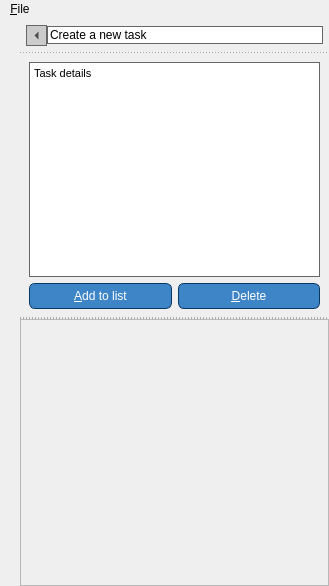
First picture: the form in cosas/cosas.ui, repository dgreisen/u2db, before the edit.
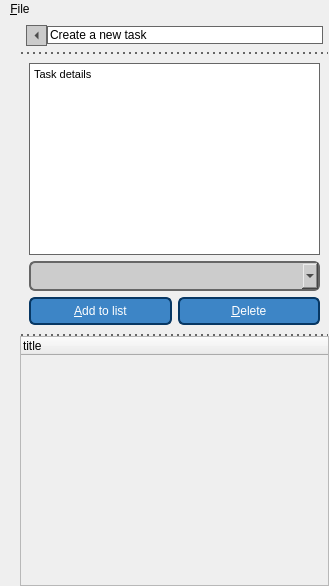
Second picture: the form after the edit.

```diff
--- a/cosas/cosas.ui
+++ b/cosas/cosas.ui
@@ -27,14 +27,22 @@
 
 QFrame#drop_frame{
 	border: 0px;
-	border-top: 1px dotted rgb(102,102,102);
-	border-bottom: 1px dotted rgb(102,102,102);
+	border-top: 2px dotted rgb(102,102,102);
+	border-bottom: 2px dotted rgb(102,102,102);
 }
 
 QPushButton {
 	background-color: rgb(61, 133, 198);
 	color: white;
-	border: 1px solid rgb(7, 55, 99);
+	border: 2px solid rgb(7, 55, 99);
+	border-radius: 6 6 px;
+	padding: 5 px;
+}
+
+QComboBox {
+	background-color: rgb(204, 204, 204);
+	color: black;
+	border: 2px solid rgb(102,102,102);
 	border-radius: 6 6 px;
 	padding: 5 px;
 }
@@ -42,14 +50,13 @@
 QFrame#buttons_frame QPushButton {
 	background-color: rgb(204, 204, 204);
 	color: black;
-	border: 1px solid rgb(102,102,102);
+	border: 2px solid rgb(102,102,102);
 	border-radius: 0px;
 }
 
-QTreeView::item{
+QTreeWidget::item{
 	border: 1px dotted rgb(102, 102, 102);
 	border-top: 0px;
-	background-color: white;
 }
 
 QLineEdit, QTextEdit {
@@ -183,6 +190,9 @@
             </property>
            </widget>
           </item>
+          <item>
+           <widget class="QComboBox" name="comboBox"/>
+          </item>
           <item>
            <layout class="QHBoxLayout" name="horizontalLayout">
             <item>
@@ -213,7 +223,7 @@
         </widget>
        </item>
        <item>
-        <widget class="QTreeView" name="todo_list">
+        <widget class="QTreeWidget" name="todo_list">
          <property name="frameShape">
           <enum>QFrame::StyledPanel</enum>
          </property>
@@ -229,15 +239,20 @@
          <property name="animated">
           <bool>true</bool>
          </property>
+         <property name="columnCount">
+          <number>1</number>
+         </property>
+         <property name="topLevelItemCount" stdset="0">
+          <number>0</number>
+         </property>
          <attribute name="headerVisible">
-          <bool>false</bool>
+          <bool>true</bool>
          </attribute>
-         <attribute name="headerCascadingSectionResizes">
-          <bool>false</bool>
-         </attribute>
-         <attribute name="headerDefaultSectionSize">
-          <number>0</number>
-         </attribute>
+         <column>
+          <property name="text">
+           <string>title</string>
+          </property>
+         </column>
         </widget>
        </item>
       </layout>
```
Left out of the diff: 1 changed line with no effect on the pictures.
